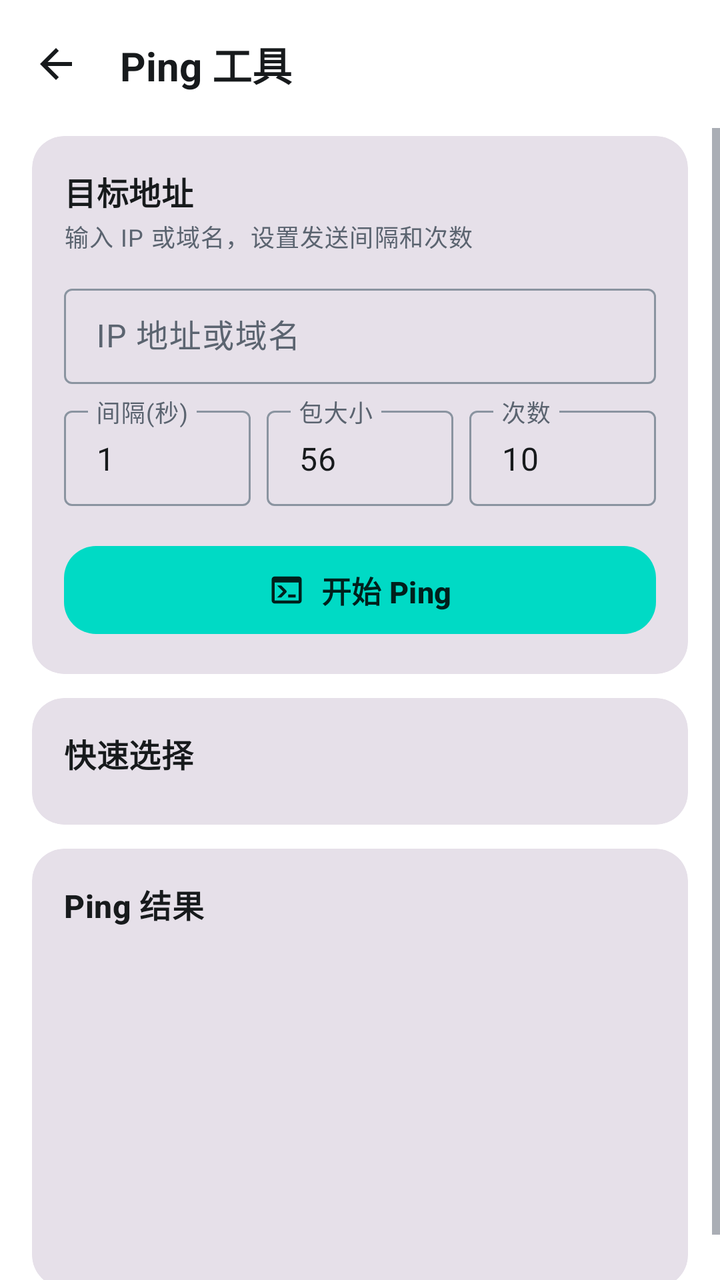
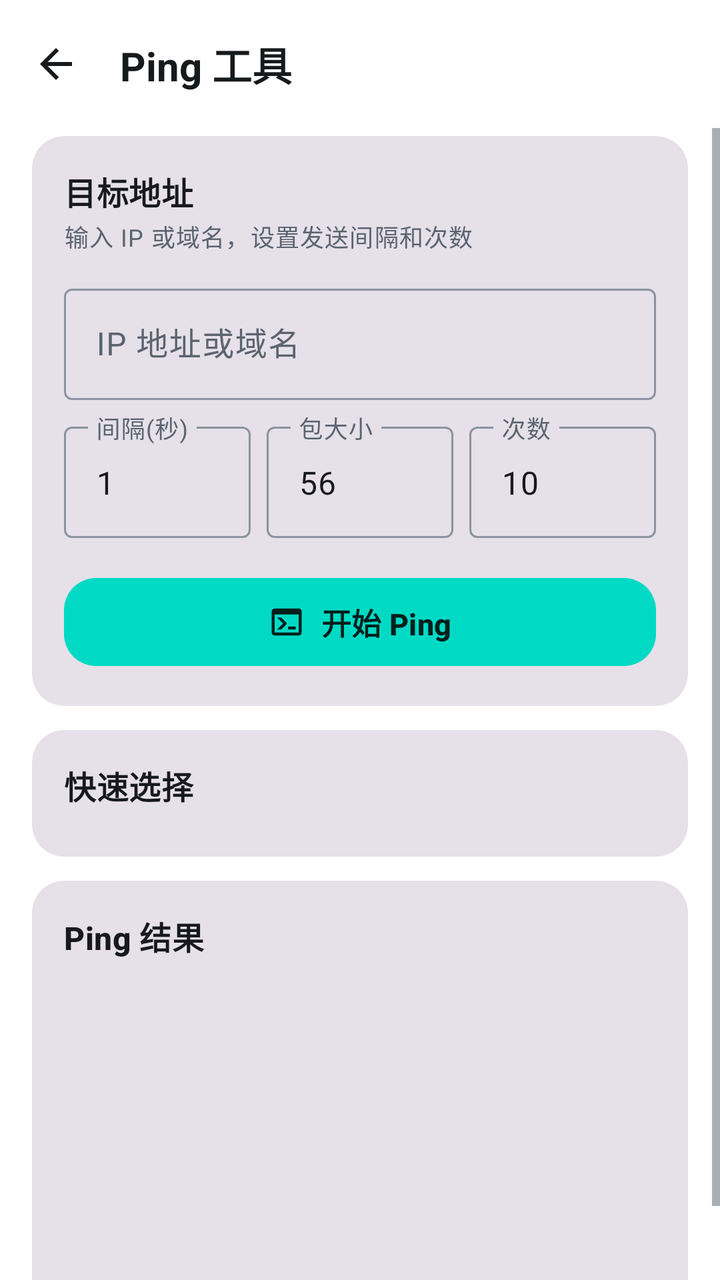

Compare the two renders of this Android layout. The source of the first and the diff that turns it into the second are given below.
<!-- AndroidManifest.xml: application theme Theme.NetworkTool -->
<!-- res/layout/activity_ping.xml -->
<?xml version="1.0" encoding="utf-8"?>
<LinearLayout xmlns:android="http://schemas.android.com/apk/res/android"
    xmlns:app="http://schemas.android.com/apk/res-auto"
    android:layout_width="match_parent"
    android:layout_height="match_parent"
    android:background="?attr/colorSurface"
    android:fitsSystemWindows="true"
    android:orientation="vertical">

    <com.google.android.material.appbar.MaterialToolbar
        android:id="@+id/toolbar"
        android:layout_width="match_parent"
        android:layout_height="?attr/actionBarSize"
        android:background="@android:color/transparent"
        android:elevation="0dp"
        app:navigationIcon="@drawable/ic_arrow_back"
        app:navigationIconTint="?attr/colorOnSurface"
        app:title="Ping 工具"
        app:titleTextColor="?attr/colorOnSurface" />

    <ScrollView
        android:layout_width="match_parent"
        android:layout_height="match_parent"
        android:fillViewport="true">

        <LinearLayout
            android:layout_width="match_parent"
            android:layout_height="wrap_content"
            android:orientation="vertical"
            android:paddingStart="@dimen/page_margin"
            android:paddingTop="@dimen/space_1"
            android:paddingEnd="@dimen/page_margin"
            android:paddingBottom="@dimen/space_5">

            
            <com.google.android.material.card.MaterialCardView
                android:id="@+id/pingInputCard"
                style="@style/Widget.NetworkTool.Card"
                android:layout_width="match_parent"
                android:layout_height="wrap_content"
                android:layout_marginBottom="@dimen/space_3"
                app:cardElevation="0dp">

                <LinearLayout
                    android:layout_width="match_parent"
                    android:layout_height="wrap_content"
                    android:orientation="vertical"
                    android:padding="@dimen/card_padding">

                    <TextView
                        android:layout_width="match_parent"
                        android:layout_height="wrap_content"
                        android:text="目标地址"
                        android:textAppearance="@style/TextAppearance.NetworkTool.Title" />

                    <TextView
                        android:layout_width="match_parent"
                        android:layout_height="wrap_content"
                        android:layout_marginTop="2dp"
                        android:text="输入 IP 或域名，设置发送间隔和次数"
                        android:textAppearance="@style/TextAppearance.NetworkTool.BodySmall" />

                    <com.google.android.material.textfield.TextInputLayout
                        android:layout_width="match_parent"
                        android:layout_height="wrap_content"
                        android:layout_marginTop="@dimen/space_3"
                        android:hint="IP 地址或域名"
                        style="@style/Widget.Material3.TextInputLayout.OutlinedBox.Dense">

                        <com.google.android.material.textfield.TextInputEditText
                            android:id="@+id/ipEditText"
                            android:layout_width="match_parent"
                            android:layout_height="wrap_content"
                            android:imeOptions="actionDone"
                            android:inputType="text"
                            android:singleLine="true" />
                    </com.google.android.material.textfield.TextInputLayout>

                    <LinearLayout
                        android:layout_width="match_parent"
                        android:layout_height="wrap_content"
                        android:layout_marginTop="@dimen/space_2"
                        android:orientation="horizontal">

                        <com.google.android.material.textfield.TextInputLayout
                            android:layout_width="0dp"
                            android:layout_height="wrap_content"
                            android:layout_marginEnd="@dimen/space_2"
                            android:layout_weight="1"
                            android:hint="间隔(秒)"
                            style="@style/Widget.Material3.TextInputLayout.OutlinedBox.Dense">

                            <com.google.android.material.textfield.TextInputEditText
                                android:id="@+id/intervalEditText"
                                android:layout_width="match_parent"
                                android:layout_height="wrap_content"
                                android:inputType="number"
                                android:singleLine="true"
                                android:text="1" />
                        </com.google.android.material.textfield.TextInputLayout>

                        <com.google.android.material.textfield.TextInputLayout
                            android:layout_width="0dp"
                            android:layout_height="wrap_content"
                            android:layout_marginEnd="@dimen/space_2"
                            android:layout_weight="1"
                            android:hint="包大小"
                            style="@style/Widget.Material3.TextInputLayout.OutlinedBox.Dense">

                            <com.google.android.material.textfield.TextInputEditText
                                android:id="@+id/packetSizeEditText"
                                android:layout_width="match_parent"
                                android:layout_height="wrap_content"
                                android:inputType="number"
                                android:singleLine="true"
                                android:text="56" />
                        </com.google.android.material.textfield.TextInputLayout>

                        <com.google.android.material.textfield.TextInputLayout
                            android:layout_width="0dp"
                            android:layout_height="wrap_content"
                            android:layout_weight="1"
                            android:hint="次数"
                            style="@style/Widget.Material3.TextInputLayout.OutlinedBox.Dense">

                            <com.google.android.material.textfield.TextInputEditText
                                android:id="@+id/countEditText"
                                android:layout_width="match_parent"
                                android:layout_height="wrap_content"
                                android:inputType="number"
                                android:singleLine="true"
                                android:text="10" />
                        </com.google.android.material.textfield.TextInputLayout>
                    </LinearLayout>

                    <com.google.android.material.button.MaterialButton
                        android:id="@+id/connectButton"
                        android:layout_width="match_parent"
                        android:layout_height="52dp"
                        android:layout_marginTop="@dimen/space_4"
                        android:text="开始 Ping"
                        android:textSize="15sp"
                        android:textStyle="bold"
                        app:cornerRadius="16dp"
                        app:icon="@drawable/ic_ping"
                        app:iconGravity="textStart"
                        app:iconPadding="@dimen/space_2" />

                </LinearLayout>

            </com.google.android.material.card.MaterialCardView>

            
            <com.google.android.material.card.MaterialCardView
                android:id="@+id/quickSelectCard"
                style="@style/Widget.NetworkTool.Card"
                android:layout_width="match_parent"
                android:layout_height="wrap_content"
                android:layout_marginBottom="@dimen/space_3"
                app:cardElevation="0dp">

                <LinearLayout
                    android:layout_width="match_parent"
                    android:layout_height="wrap_content"
                    android:orientation="vertical"
                    android:padding="@dimen/card_padding">

                    <TextView
                        android:layout_width="match_parent"
                        android:layout_height="wrap_content"
                        android:text="快速选择"
                        android:textAppearance="@style/TextAppearance.NetworkTool.Title" />

                    <com.google.android.material.chip.ChipGroup
                        android:id="@+id/chipGroup"
                        android:layout_width="match_parent"
                        android:layout_height="wrap_content"
                        android:layout_marginTop="@dimen/space_2" />

                </LinearLayout>
            </com.google.android.material.card.MaterialCardView>

            
            <LinearLayout
                android:id="@+id/historyLayout"
                android:layout_width="match_parent"
                android:layout_height="wrap_content"
                android:layout_marginBottom="@dimen/space_3"
                android:orientation="vertical"
                android:visibility="gone">

                <LinearLayout
                    android:layout_width="match_parent"
                    android:layout_height="wrap_content"
                    android:gravity="center_vertical"
                    android:orientation="horizontal">

                    <TextView
                        android:layout_width="0dp"
                        android:layout_height="wrap_content"
                        android:layout_weight="1"
                        android:text="历史记录"
                        android:textAppearance="@style/TextAppearance.NetworkTool.Label" />

                    <com.google.android.material.button.MaterialButton
                        android:id="@+id/clearHistoryButton"
                        style="@style/Widget.NetworkTool.Button.TextButton"
                        android:layout_width="wrap_content"
                        android:layout_height="wrap_content"
                        android:minWidth="0dp"
                        android:text="清除记录"
                        android:textSize="12sp" />

                </LinearLayout>

                <com.google.android.material.chip.ChipGroup
                    android:id="@+id/historyChipGroup"
                    android:layout_width="match_parent"
                    android:layout_height="wrap_content"
                    android:layout_marginTop="@dimen/space_1" />

            </LinearLayout>

            
            <com.google.android.material.card.MaterialCardView
                android:id="@+id/resultCard"
                style="@style/Widget.NetworkTool.Card"
                android:layout_width="match_parent"
                android:layout_height="wrap_content"
                app:cardElevation="0dp">

                <LinearLayout
                    android:layout_width="match_parent"
                    android:layout_height="wrap_content"
                    android:orientation="vertical">

                    <TextView
                        android:layout_width="match_parent"
                        android:layout_height="wrap_content"
                        android:paddingStart="@dimen/card_padding"
                        android:paddingTop="@dimen/card_padding"
                        android:paddingEnd="@dimen/card_padding"
                        android:text="Ping 结果"
                        android:textAppearance="@style/TextAppearance.NetworkTool.Title" />

                    <TextView
                        android:id="@+id/resultTextView"
                        android:layout_width="match_parent"
                        android:layout_height="wrap_content"
                        android:fontFamily="monospace"
                        android:lineSpacingExtra="2dp"
                        android:minHeight="180dp"
                        android:padding="@dimen/card_padding"
                        android:textAppearance="@style/TextAppearance.NetworkTool.Body"
                        android:textIsSelectable="true" />

                </LinearLayout>

            </com.google.android.material.card.MaterialCardView>

        </LinearLayout>
    </ScrollView>
</LinearLayout>
<!-- resources referenced by this layout -->
<resources>
  <dimen name="card_padding">16dp</dimen>
  <dimen name="page_margin">16dp</dimen>
  <dimen name="space_1">4dp</dimen>
  <dimen name="space_2">8dp</dimen>
  <dimen name="space_3">12dp</dimen>
  <dimen name="space_4">16dp</dimen>
  <dimen name="space_5">20dp</dimen>
  <!-- drawable ic_arrow_back (drawable) -->
  <vector xmlns:android="http://schemas.android.com/apk/res/android"
      android:width="24dp"
      android:height="24dp"
      android:viewportWidth="24"
      android:viewportHeight="24"
      android:tint="?attr/colorOnSurface">
      <path
          android:fillColor="@android:color/white"
          android:pathData="M20,11H7.83l5.59,-5.59L12,4l-8,8 8,8 1.41,-1.41L7.83,13H20v-2z"/>
  </vector>
  <!-- drawable ic_ping (drawable) -->
  <?xml version="1.0" encoding="utf-8"?>
  <vector xmlns:android="http://schemas.android.com/apk/res/android"
      android:width="24dp"
      android:height="24dp"
      android:viewportWidth="24"
      android:viewportHeight="24">
      <path
          android:pathData="M20 19V7H4v12zm0-16a2 2 0 0 1 2 2v14a2 2 0 0 1-2 2H4a2 2 0 0 1-2-2V5a2 2 0 0 1 2-2zm-7 14v-2h5v2zm-3.42-4L5.57 9H8.4l3.3 3.3c.39.39.39 1.03 0 1.42L8.42 17H5.59z"
          android:fillColor="#FF000000" />
  </vector>
  <style name="TextAppearance.NetworkTool.Body" parent="TextAppearance.Material3.BodyMedium">
          <item name="android:textSize">14sp</item>
          <item name="android:textColor">?attr/colorOnSurface</item>
      </style>
  <style name="TextAppearance.NetworkTool.BodySmall" parent="TextAppearance.Material3.BodySmall">
          <item name="android:textSize">12sp</item>
          <item name="android:textColor">?attr/colorOnSurfaceVariant</item>
      </style>
  <style name="TextAppearance.NetworkTool.Label" parent="TextAppearance.Material3.LabelLarge">
          <item name="android:textSize">13sp</item>
          <item name="android:textStyle">bold</item>
          <item name="android:textColor">?attr/colorOnSurfaceVariant</item>
      </style>
  <style name="TextAppearance.NetworkTool.Title" parent="TextAppearance.Material3.TitleMedium">
          <item name="android:textSize">16sp</item>
          <item name="android:textStyle">bold</item>
          <item name="android:textColor">?attr/colorOnSurface</item>
      </style>
  <style name="Widget.NetworkTool.Button.TextButton" parent="Widget.Material3.Button.TextButton">
          <item name="android:elevation">0dp</item>
          <item name="android:stateListAnimator">@null</item>
      </style>
  <style name="Widget.NetworkTool.Card" parent="Widget.Material3.CardView.Filled">
          <item name="cardCornerRadius">@dimen/card_corner</item>
          <item name="cardElevation">0dp</item>
          <item name="strokeWidth">0dp</item>
      </style>
  <dimen name="card_corner">16dp</dimen>
  <color name="colorPrimary">#00DAC5</color>
  <color name="colorPrimaryDark">#00B5A1</color>
  <color name="colorAccent">#00DAC5</color>
  <color name="colorOnPrimary">#00201C</color>
  <color name="colorPrimaryContainer">#B8FFF7</color>
  <color name="colorOnPrimaryContainer">#00201C</color>
  <color name="colorBackground">#F6F8FA</color>
  <color name="colorSurface">#FFFFFF</color>
  <color name="colorOnSurface">#171A1C</color>
  <color name="colorOnBackground">#171A1C</color>
  <color name="colorSurfaceContainer">#EEF2F5</color>
  <color name="textSecondary">#5B6470</color>
  <color name="colorOutline">#8A94A0</color>
  <color name="colorOutlineVariant">#D8DEE5</color>
  <color name="textPrimary">#171A1C</color>
  <style name="Widget.NetworkTool.Button" parent="Widget.Material3.Button">
          <item name="android:elevation">0dp</item>
          <item name="android:stateListAnimator">@null</item>
      </style>
  <style name="TextAppearance.NetworkTool.ToolbarTitle" parent="TextAppearance.Material3.TitleLarge">
          <item name="android:textSize">20sp</item>
          <item name="android:textStyle">bold</item>
          <item name="android:textColor">?attr/colorOnSurface</item>
      </style>
  <!-- unchanged entries left out for length: 2 -->
</resources>

<!-- the commit's change to res/layout/activity_ping.xml (unified diff, before → after) -->
@@ -65,7 +65,7 @@
                         android:layout_height="wrap_content"
                         android:layout_marginTop="@dimen/space_3"
                         android:hint="IP 地址或域名"
-                        style="@style/Widget.Material3.TextInputLayout.OutlinedBox.Dense">
+                        style="@style/Widget.Material3.TextInputLayout.OutlinedBox">
 
                         <com.google.android.material.textfield.TextInputEditText
                             android:id="@+id/ipEditText"
@@ -88,7 +88,7 @@
                             android:layout_marginEnd="@dimen/space_2"
                             android:layout_weight="1"
                             android:hint="间隔(秒)"
-                            style="@style/Widget.Material3.TextInputLayout.OutlinedBox.Dense">
+                            style="@style/Widget.Material3.TextInputLayout.OutlinedBox">
 
                             <com.google.android.material.textfield.TextInputEditText
                                 android:id="@+id/intervalEditText"
@@ -105,7 +105,7 @@
                             android:layout_marginEnd="@dimen/space_2"
                             android:layout_weight="1"
                             android:hint="包大小"
-                            style="@style/Widget.Material3.TextInputLayout.OutlinedBox.Dense">
+                            style="@style/Widget.Material3.TextInputLayout.OutlinedBox">
 
                             <com.google.android.material.textfield.TextInputEditText
                                 android:id="@+id/packetSizeEditText"
@@ -121,7 +121,7 @@
                             android:layout_height="wrap_content"
                             android:layout_weight="1"
                             android:hint="次数"
-                            style="@style/Widget.Material3.TextInputLayout.OutlinedBox.Dense">
+                            style="@style/Widget.Material3.TextInputLayout.OutlinedBox">
 
                             <com.google.android.material.textfield.TextInputEditText
                                 android:id="@+id/countEditText"
